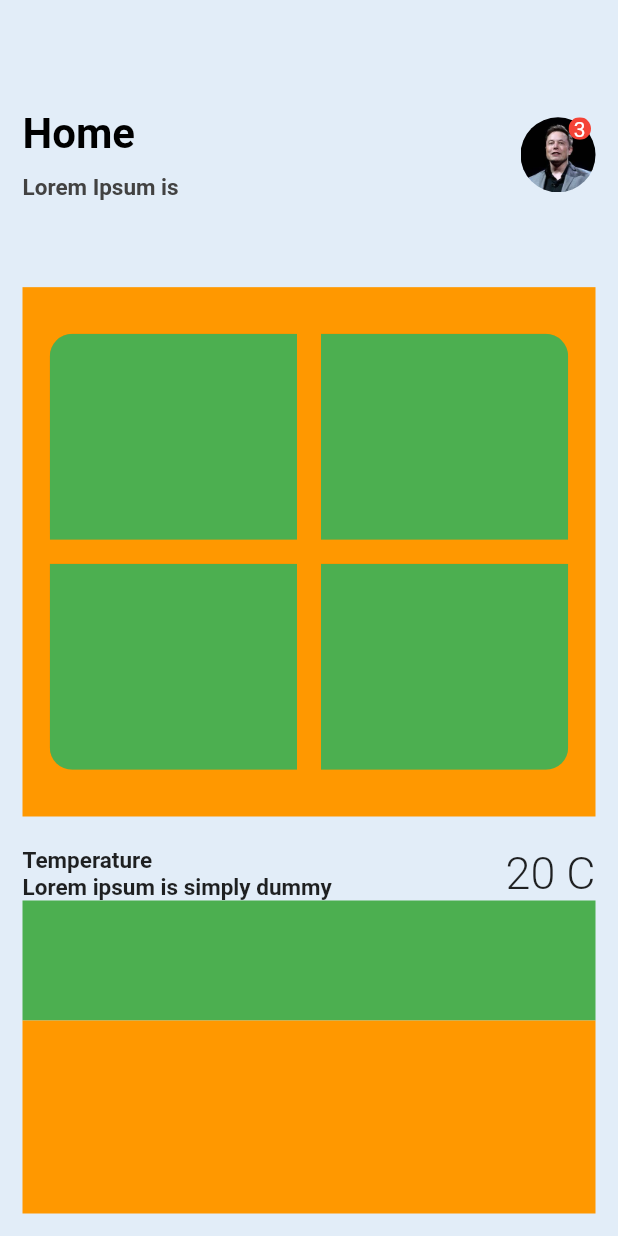
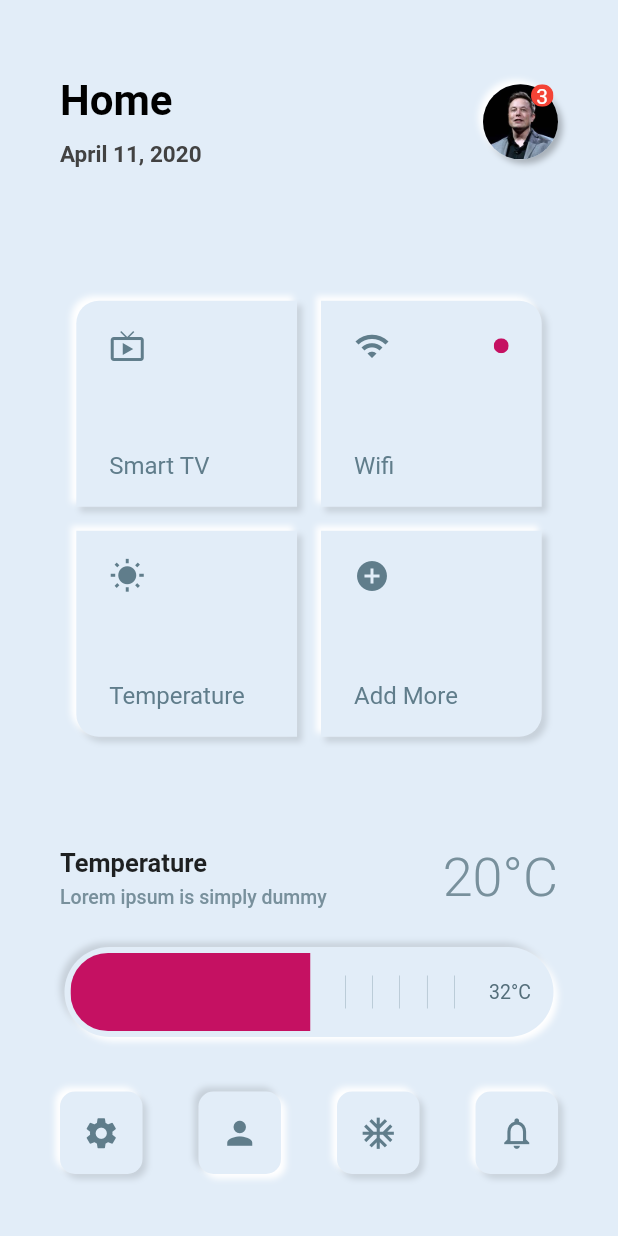
Before and after one commit to vinothvino42/smart-home-neomorphism-app, a Flutter app: the screen it shows after launch, on a phone screen of 412 x 824 dp. Run offline on Flutter 3.47's test engine with Material 2 defaults, Android fonts, the phone set to English and light mode, and no system bars.

Commit message:
Complete home and temperature screen ui

```diff
--- a/lib/components/header_view.dart
+++ b/lib/components/header_view.dart
@@ -8,6 +8,7 @@ class HeaderView extends StatelessWidget {
   @override
   Widget build(BuildContext context) {
     return Container(
+      margin: const EdgeInsets.symmetric(horizontal: 15.0),
       child: Row(
         children: <Widget>[
           Column(
@@ -26,7 +27,7 @@ class HeaderView extends StatelessWidget {
                 height: 10.0,
               ),
               Text(
-                'Lorem Ipsum is',
+                'April 11, 2020',
                 style: TextStyle(
                   fontSize: 15.0,
                   fontWeight: FontWeight.w600,
@@ -38,12 +39,30 @@ class HeaderView extends StatelessWidget {
           Spacer(),
           Stack(
             children: <Widget>[
-              ClipOval(
+              Container(
+                child: ClipOval(
                   child: Image.asset(
                     'assets/images/elon.jpg',
                     height: 50.0,
                     width: 50.0,
                     fit: BoxFit.cover,
+                  ),
+                ),
+                decoration: BoxDecoration(
+                  borderRadius: BorderRadius.circular(25.0),
+                  color: Theme.of(context).primaryColor,
+                  boxShadow: [
+                    BoxShadow(
+                      offset: Offset(3, 3),
+                      color: Colors.black26,
+                      blurRadius: 3,
+                    ),
+                    BoxShadow(
+                      offset: Offset(-3, -3),
+                      color: Colors.white,
+                      blurRadius: 3,
+                    ),
+                  ],
                 ),
               ),
               Positioned(
@@ -53,7 +72,11 @@ class HeaderView extends StatelessWidget {
                     color: Colors.red,
                     height: 15.0,
                     width: 15.0,
-                  child: Center(child: Text('3', style: TextStyle(color: Colors.white),)),
+                    child: Center(
+                        child: Text(
+                      '3',
+                      style: TextStyle(color: Colors.white),
+                    )),
                   ),
                 ),
               )
--- a/lib/components/home_service_view.dart
+++ b/lib/components/home_service_view.dart
@@ -1,11 +1,11 @@
 import 'package:flutter/material.dart';
+import 'package:smart_home_neomorphism_app/models/service.dart';
 
 class HomeServiceView extends StatelessWidget {
   @override
   Widget build(BuildContext context) {
     return Container(
       alignment: Alignment.center,
-      color: Colors.orange,
       child: Wrap(
         direction: Axis.horizontal,
         children: _buildHomeServiceMenu(context),
@@ -14,17 +14,18 @@ class HomeServiceView extends StatelessWidget {
   }
 
   List<Padding> _buildHomeServiceMenu(BuildContext context) {
+    final services = Service.getHomeService();
     return List.generate(
       4,
       (index) => Padding(
         padding:
             const EdgeInsets.only(left: 8.0, right: 8.0, bottom: 8.0, top: 8.0),
-        child: _buildMenu(index, context),
+        child: _buildContainer(index, context, services[index]),
       ),
     );
   }
 
-  ClipRRect _buildMenu(int index, BuildContext context) {
+  Container _buildContainer(int index, BuildContext context, Service service) {
     BorderRadius borderRaidus;
 
     switch (index) {
@@ -41,29 +42,51 @@ class HomeServiceView extends StatelessWidget {
         borderRaidus = BorderRadius.only(bottomRight: Radius.circular(15.0));
     }
 
-    return ClipRRect(
-      borderRadius: borderRaidus,
-      child: Container(
-        padding: const EdgeInsets.all(10.0),
-        height: MediaQuery.of(context).size.height / 6,
-        width: MediaQuery.of(context).size.width / 2.5,
-        decoration: BoxDecoration(
-          // borderRadius: BorderRadius.circular(10.0),
-          color: Colors.green,
-          boxShadow: [
-            BoxShadow(
-              offset: Offset(-3, -3),
-              color: Colors.black12,
-              blurRadius: 5,
+    return Container(
+      padding: const EdgeInsets.all(10.0),
+      height: MediaQuery.of(context).size.height / 6,
+      width: MediaQuery.of(context).size.width / 2.8,
+      child: Padding(
+        padding: const EdgeInsets.symmetric(vertical: 8.0, horizontal: 12.0),
+        child: Column(
+          mainAxisAlignment: MainAxisAlignment.spaceBetween,
+          crossAxisAlignment: CrossAxisAlignment.start,
+          children: <Widget>[
+            Row(
+              mainAxisAlignment: MainAxisAlignment.spaceBetween,
+              children: <Widget>[
+                Icon(service.icon, color: Colors.blueGrey,),
+                ClipOval(
+                  child: Container(height: 10.0, width: 10.0, color: service.status ? Colors.pinkAccent[700] : Theme.of(context).primaryColor,),
+                ),
+              ],
             ),
-            BoxShadow(
-              offset: Offset(3, 3),
-              color: Colors.orange,
-              blurRadius: 5,
+            Text(
+              service.name,
+              style: TextStyle(
+                fontSize: 16.0,
+                color: Colors.blueGrey,
+              ),
             ),
           ],
         ),
       ),
+      decoration: BoxDecoration(
+        borderRadius: borderRaidus,
+        color: Theme.of(context).primaryColor,
+        boxShadow: [
+          BoxShadow(
+            offset: Offset(3, 3),
+            color: Colors.black12,
+            blurRadius: 3,
+          ),
+          BoxShadow(
+            offset: Offset(-3, -3),
+            color: Colors.white,
+            blurRadius: 3,
+          ),
+        ],
+      ),
     );
   }
 }
--- /dev/null
+++ b/lib/components/menu_view.dart
@@ -0,0 +1,46 @@
+import 'package:flutter/material.dart';
+
+class MenuWidget extends StatelessWidget {
+  const MenuWidget({
+    Key key,
+    @required this.imageIcon,
+    @required this.selected,
+  }) : super(key: key);
+
+  final IconData imageIcon;
+  final bool selected;
+
+  @override
+  Widget build(BuildContext context) {
+    return Container(
+      height: 55,
+      width: 55,
+      decoration: BoxDecoration(
+        borderRadius: BorderRadius.circular(10),
+        color: Theme.of(context).primaryColor,
+        boxShadow: [
+          BoxShadow(
+            offset: selected ? Offset(-3, -3) : Offset(3, 3),
+            color: Colors.black12,
+            blurRadius: 3,
+          ),
+          BoxShadow(
+            offset: selected ? Offset(3, 3) : Offset(-3, -3),
+            color: Colors.white,
+            blurRadius: 3,
+          ),
+        ],
+      ),
+      child: IconButton(
+        icon: Icon(
+          imageIcon,
+          color: Colors.blueGrey,
+          size: 25,
+        ),
+        onPressed: () {
+          print('Menu tapped');
+        },
+      ),
+    );
+  }
+}
--- a/lib/components/temperature_view.dart
+++ b/lib/components/temperature_view.dart
@@ -1,10 +1,18 @@
 import 'package:flutter/material.dart';
+import 'package:smart_home_neomorphism_app/components/menu_view.dart';
 
 class TemeratureView extends StatelessWidget {
+  final List<IconData> icons = [
+    Icons.settings,
+    Icons.person,
+    Icons.ac_unit,
+    Icons.notifications_none,
+  ];
+
   @override
   Widget build(BuildContext context) {
     return Container(
-      margin: const EdgeInsets.only(top: 20.0),
+      margin: const EdgeInsets.only(top: 20.0, left: 15.0, right: 15.0),
       child: Column(
         children: <Widget>[
           Row(
@@ -16,23 +24,29 @@ class TemeratureView extends StatelessWidget {
                   Text(
                     'Temperature',
                     style: TextStyle(
-                      fontSize: 15.0,
-                      fontWeight: FontWeight.w600,
+                      fontSize: 17.0,
+                      fontWeight: FontWeight.bold,
                     ),
                   ),
+                  SizedBox(height: 5.0),
                   Text(
                     'Lorem ipsum is simply dummy',
                     style: TextStyle(
-                      fontSize: 15.0,
-                      fontWeight: FontWeight.w600,
+                      fontSize: 13.0,
+                      fontWeight: FontWeight.w500,
+                      color: Colors.blueGrey[400],
                     ),
                   )
                 ],
               ),
               Spacer(),
               Text(
-                '20 C',
-                style: TextStyle(fontSize: 30.0, fontWeight: FontWeight.w300),
+                '20°C',
+                style: TextStyle(
+                  fontSize: 36.0,
+                  fontWeight: FontWeight.w300,
+                  color: Colors.blueGrey[400],
+                ),
               )
             ],
           ),
@@ -41,12 +55,26 @@ class TemeratureView extends StatelessWidget {
               child: Column(
                 children: <Widget>[
                   Container(
-                    color: Colors.green,
+                    alignment: Alignment.center,
+                    margin: const EdgeInsets.only(top: 15.0),
                     height: 80.0,
+                    child: Container(
+                      height: 60.0,
+                      child: _buildTemperatureContainer(context),
+                    ),
                   ),
                   Expanded(
                     child: Container(
-                      color: Colors.orange,
+                      child: Row(
+                        mainAxisAlignment: MainAxisAlignment.spaceBetween,
+                        children: List.generate(
+                          4,
+                          (index) => MenuWidget(
+                            imageIcon: icons[index],
+                            selected: (index == 1) ? true : false,
+                          ),
+                        ),
+                      ),
                     ),
                   ),
                 ],
@@ -57,4 +85,69 @@ class TemeratureView extends StatelessWidget {
       ),
     );
   }
+
+  BoxDecoration _getBoxDecoration(BuildContext context,
+          {pressed = false}) =>
+      BoxDecoration(
+        borderRadius: BorderRadius.circular(30.0),
+        color: Theme.of(context).primaryColor,
+        boxShadow: [
+          BoxShadow(
+            offset: pressed ? Offset(-3, -3) : Offset(3, 3),
+            color: Colors.black12,
+            blurRadius: 3,
+          ),
+          BoxShadow(
+            offset: pressed ? Offset(3, 3) : Offset(-3, -3),
+            color: Colors.white,
+            blurRadius: 3,
+          ),
+        ],
+      );
+
+  Container _buildTemperatureContainer(BuildContext context) => Container(
+        alignment: Alignment.centerLeft,
+        margin: const EdgeInsets.symmetric(horizontal: 3.0),
+        decoration: _getBoxDecoration(context, pressed: true),
+        child: Padding(
+          padding: const EdgeInsets.only(top: 4.0, bottom: 4.0, left: 4.0),
+          child: Row(
+            children: <Widget>[
+              ClipRRect(
+                borderRadius: BorderRadius.only(topLeft: Radius.circular(25.0), bottomLeft: Radius.circular(25.0),),
+                child: Container(
+                  width: 160.0,
+                  color: Colors.pinkAccent[700],
+                ),
+              ),
+              SizedBox(
+                width: 10.0,
+              ),
+              Expanded(
+                child: Row(
+                  mainAxisAlignment: MainAxisAlignment.spaceEvenly,
+                  children: List.generate(
+                      5,
+                      (index) => Container(
+                            margin: const EdgeInsets.symmetric(
+                                vertical: 15.0, horizontal: 5.0),
+                            width: 0.2,
+                            color: Colors.blueGrey,
+                          )),
+                ),
+              ),
+              SizedBox(
+                width: 10.0,
+              ),
+              Text(
+                '32°C',
+                style: TextStyle(color: Colors.blueGrey[600], fontSize: 13.0),
+              ),
+              SizedBox(
+                width: 15.0,
+              )
+            ],
+          ),
+        ),
+      );
 }
--- a/lib/main.dart
+++ b/lib/main.dart
@@ -1,5 +1,6 @@
 import 'package:flutter/material.dart';
-import 'package:smart_home_neomorphism_app/screens/home.dart';
+import 'package:smart_home_neomorphism_app/screens/home_screen.dart';
+import 'package:smart_home_neomorphism_app/screens/temperature_screen.dart';
 import 'package:smart_home_neomorphism_app/theme/style.dart';
 
 void main() {
@@ -13,6 +14,7 @@ class MyApp extends StatelessWidget {
       title: 'Flutter Demo',
       debugShowCheckedModeBanner: false,
       theme: appTheme(),
+      // home: TemperatureScreen(),
       home: HomeScreen(),
     );
   }
--- /dev/null
+++ b/lib/models/service.dart
@@ -0,0 +1,22 @@
+import 'package:flutter/material.dart';
+
+class Service {
+  Service({
+    @required this.name,
+    @required this.icon,
+    this.status = false,
+  });
+  String name;
+  IconData icon;
+  bool status;
+
+  static List<Service> getHomeService() {
+    List<Service> services = [
+      Service(name: 'Smart TV', icon: Icons.live_tv),
+      Service(name: 'Wifi', icon: Icons.wifi, status: true),
+      Service(name: 'Temperature', icon: Icons.wb_sunny),
+      Service(name: 'Add More', icon: Icons.add_circle),
+    ];
+    return services;
+  }
+}
--- a/lib/screens/home.dart
+++ /dev/null
@@ -1,38 +0,0 @@
-import 'package:flutter/material.dart';
-import 'package:smart_home_neomorphism_app/components/header_view.dart';
-import 'package:smart_home_neomorphism_app/components/home_service_view.dart';
-import 'package:smart_home_neomorphism_app/components/temperature_view.dart';
-
-class HomeScreen extends StatelessWidget {
-  @override
-  Widget build(BuildContext context) {
-    return Scaffold(
-      body: Container(
-        margin: const EdgeInsets.all(15.0),
-        child: Column(
-          children: <Widget>[
-            Expanded(
-              flex: 2,
-              child: Column(
-                children: <Widget>[
-                  Expanded(
-                    flex: 1,
-                    child: HeaderView(),
-                  ),
-                  Expanded(
-                    flex: 2,
-                    child: HomeServiceView(),
-                  ),
-                ],
-              ),
-            ),
-            Expanded(
-              flex: 1,
-              child: TemeratureView()
-            ),
-          ],
-        ),
-      ),
-    );
-  }
-}
--- /dev/null
+++ b/lib/screens/home_screen.dart
@@ -0,0 +1,37 @@
+import 'package:flutter/material.dart';
+import 'package:smart_home_neomorphism_app/components/header_view.dart';
+import 'package:smart_home_neomorphism_app/components/home_service_view.dart';
+import 'package:smart_home_neomorphism_app/components/temperature_view.dart';
+
+class HomeScreen extends StatelessWidget {
+  @override
+  Widget build(BuildContext context) {
+    return Scaffold(
+      body: SafeArea(
+        child: Container(
+          margin: const EdgeInsets.symmetric(vertical: 15.0, horizontal: 25.0),
+          child: Column(
+            children: <Widget>[
+              Expanded(
+                flex: 2,
+                child: Column(
+                  children: <Widget>[
+                    Expanded(
+                      flex: 1,
+                      child: HeaderView(),
+                    ),
+                    Expanded(
+                      flex: 3,
+                      child: HomeServiceView(),
+                    ),
+                  ],
+                ),
+              ),
+              Expanded(flex: 1, child: TemeratureView()),
+            ],
+          ),
+        ),
+      ),
+    );
+  }
+}
```
Also changed, not shown: lib/screens/temperature_screen.dart (added, +304 -0 lines). Lines whose indentation alone changed are shown as unchanged.
